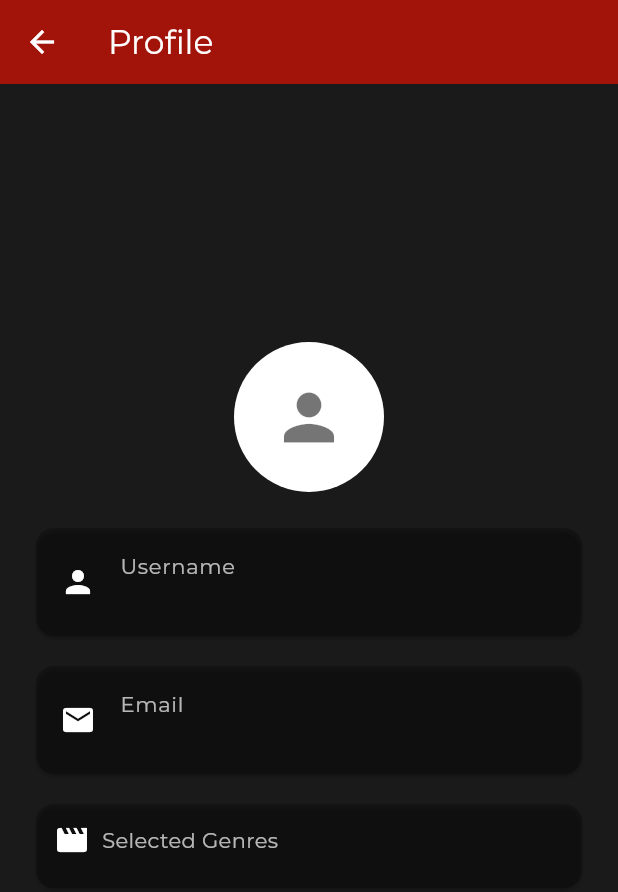
After one commit to FilmMate/frontend, a Flutter app: the ScreenAccounts screen opened directly, after a tap on "Your Profile", on a phone screen of 412 x 824 dp. The commit adds this screen. Shown: the top 892 px of the screen. Run offline on Flutter 3.47's test engine with Material 3 defaults, Android fonts, the phone set to English and light mode, and no system bars; our stand-ins replace bloc, cached_network_image, carousel_slider, cloud_firestore, dartz, dio and 16 more; accounts and stored records are empty; network calls fail.

Commit message:
updated accounts page

```diff
--- a/lib/infrastructure/home/impl_home.dart
+++ b/lib/infrastructure/home/impl_home.dart
@@ -263,7 +263,6 @@ class ImplHome implements HomeServices {
 
         log("Endpoint: ${EndPoints.getMovie}");
         log("Response status code: ${response.statusCode}");
-        log("Movie data: ${response.data.toString()}");
 
         if (response.statusCode == 200 || response.statusCode == 203) {
           final result = TMDB.fromJson(response.data);
@@ -308,7 +307,6 @@ class ImplHome implements HomeServices {
 
         log("Endpoint: ${EndPoints.getMovie}");
         log("Response status code: ${response.statusCode}");
-        log("Movie data: ${response.data.toString()}");
 
         if (response.statusCode == 200 || response.statusCode == 203) {
           final result = TMDB.fromJson(response.data);
@@ -360,8 +358,7 @@ class ImplHome implements HomeServices {
           EndPoints.genreSearch,
           queryParameters: params,
         );
-        log("Endpoint: ${EndPoints.getMovie}");
-        log("Response status code: ${response.statusCode}");
+
         log("Language filter with gid = $gid -> success");
         if (response.statusCode == 200 || response.statusCode == 203) {
           final result = TMDB.fromJson(response.data);
--- a/lib/presentation/accounts/accounts.dart
+++ b/lib/presentation/accounts/accounts.dart
@@ -1,16 +1,130 @@
 import 'dart:developer';
+import 'package:cloud_firestore/cloud_firestore.dart';
 import 'package:film_mate/application/home/home_bloc.dart';
 import 'package:film_mate/core/colors.dart';
 import 'package:film_mate/core/constants.dart';
+import 'package:film_mate/presentation/accounts/widgets/about.dart';
+import 'package:film_mate/presentation/accounts/widgets/profile.dart';
 import 'package:film_mate/presentation/user/login_and_register.dart';
 import 'package:firebase_auth/firebase_auth.dart';
 import 'package:flutter/material.dart';
+import 'package:flutter/services.dart';
 import 'package:flutter_bloc/flutter_bloc.dart';
 import 'package:google_sign_in/google_sign_in.dart';
 import 'package:shared_preferences/shared_preferences.dart';
+import 'package:package_info_plus/package_info_plus.dart';
+import 'package:url_launcher/url_launcher.dart';
 
-class ScreenAccounts extends StatelessWidget {
+class ScreenAccounts extends StatefulWidget {
   const ScreenAccounts({super.key});
+
+  @override
+  State<ScreenAccounts> createState() => _ScreenAccountsState();
+}
+
+class _ScreenAccountsState extends State<ScreenAccounts> {
+  Future<void> _launchUrl() async {
+    final Uri url = Uri.parse('https://github.com/FilmMate');
+    if (!await launchUrl(url, mode: LaunchMode.externalApplication)) {
+      throw Exception('Could not launch url');
+    }
+  }
+
+  void _reset() {
+    Navigator.pop(context);
+    BlocProvider.of<HomeBloc>(context).add(HomeEvent.resetAll());
+  }
+
+  void logOut() async {
+    BlocProvider.of<HomeBloc>(context).add(HomeEvent.resetAll());
+    log("log out");
+    await GoogleSignIn().signOut();
+    FirebaseAuth.instance.signOut();
+    final SharedPreferences prefs = await SharedPreferences.getInstance();
+    await prefs.setBool('isLoggedIn', false);
+    await prefs.remove('currentUser');
+    _navigate(
+      widget: ScreenLoginAndRegister(),
+    );
+  }
+
+  void _navigate({required Widget widget}) {
+    Navigator.of(context).pushAndRemoveUntil(
+      MaterialPageRoute(
+        builder: (context) => widget,
+      ),
+      (route) => false,
+    );
+  }
+
+  void _showResetDialog() {
+    HapticFeedback.lightImpact();
+    showDialog(
+      context: context,
+      builder: (context) => AlertDialog(
+        title: const Text(
+          "Reset your Preferences",
+          textAlign: TextAlign.center,
+          style: TextStyle(
+              fontWeight: FontWeight.bold, color: kSelectedBackgroundColor),
+        ),
+        content: const Text(
+          textAlign: TextAlign.justify,
+          "By clicking 'Reset', all your saved genre preferences will be reset",
+          style: TextStyle(fontWeight: FontWeight.w800),
+        ),
+        actions: [
+          TextButton(
+            onPressed: () => Navigator.pop(context),
+            child:
+                const Text("Cancel", style: TextStyle(color: Colors.black87)),
+          ),
+          TextButton(
+            onPressed: () async {
+              try {
+                User? user = FirebaseAuth.instance.currentUser;
+                if (user != null) {
+                  String uid = user.uid;
+
+                  await FirebaseFirestore.instance
+                      .collection('users')
+                      .doc(uid)
+                      .update({
+                    'genre': [],
+                  });
+                  _reset();
+                  log('Genre field cleared successfully.');
+                } else {
+                  log('No user is signed in.');
+                }
+              } catch (e) {
+                log('Error clearing genre field: $e');
+              }
+            },
+            child: const Text("Reset",
+                style:
+                    TextStyle(color: Colors.red, fontWeight: FontWeight.bold)),
+          ),
+        ],
+      ),
+    );
+  }
+
+  Future<void> getVersionInfo() async {
+    PackageInfo packageInfo = await PackageInfo.fromPlatform();
+    String version = packageInfo.version;
+    setState(() {
+      appVersion = version;
+    });
+  }
+
+  late String appVersion = "0.0.0";
+
+  @override
+  void initState() {
+    super.initState();
+    getVersionInfo();
+  }
 
   @override
   Widget build(BuildContext context) {
@@ -28,8 +142,8 @@ class ScreenAccounts extends StatelessWidget {
               child: Image.asset(
                 'lib/assets/logo.png',
               )),
-          const Text(
-            "FilmMate : version 1.54.0+1",
+          Text(
+            "FilmMate : $appVersion ",
             style: TextStyle(color: kWhite),
           ),
           Padding(
@@ -38,29 +152,61 @@ class ScreenAccounts extends StatelessWidget {
               mainAxisAlignment: MainAxisAlignment.start,
               crossAxisAlignment: CrossAxisAlignment.start,
               children: [
-                const Text(
-                  textAlign: TextAlign.justify,
-                  "S6 IT VJCET, Group 4 : Mini Project",
-                  style: TextStyle(
-                    color: kWhite,
+                Divider(),
+                GestureDetector(
+                  onTap: () {
+                    Navigator.of(context).push(MaterialPageRoute(
+                        builder: (context) => ScreenProfile()));
+                  },
+                  child: SizedBox(
+                    width: size.width,
+                    child: Text(
+                      "Your Profile",
+                      style: TextStyle(color: kWhite),
+                    ),
                   ),
                 ),
                 kHeightXS,
-                const Text(
-                  textAlign: TextAlign.justify,
-                  "Film mate is a personalized platform for discovering your next favourite movies and TV shows. Embark on a journey of exploring personalized movie and TV show recommendations, trending releases, and exciting trailers—all within a secure and user-friendly platform.",
-                  style: TextStyle(
-                    color: kWhite,
+                Divider(),
+                kHeightXS,
+                GestureDetector(
+                  onTap: () {
+                    Navigator.of(context).push(
+                        MaterialPageRoute(builder: (context) => ScreenAbout()));
+                  },
+                  child: SizedBox(
+                    width: size.width,
+                    child: Text(
+                      "About FilmMate",
+                      style: TextStyle(color: kWhite),
+                    ),
                   ),
                 ),
+                Divider(),
                 kHeightS,
-                const Text(
-                  textAlign: TextAlign.justify,
-                  "Project Guide : Mrs. Salini Dev P. V\n\nGroup Members\n\nAkshay Shine Krishna- VJC21IT006\nJoshua Johny- VJC21IT038\nNikhil S- VJC21IT049\nNiya Brijith James- VJC21IT050",
-                  style: TextStyle(
-                    color: kWhite,
+                GestureDetector(
+                  onTap: _showResetDialog,
+                  child: SizedBox(
+                    width: size.width,
+                    child: Text(
+                      "Reset Preferences",
+                      style: TextStyle(color: kWhite),
+                    ),
                   ),
                 ),
+                Divider(),
+                kHeightS,
+                GestureDetector(
+                  onTap: _launchUrl,
+                  child: SizedBox(
+                    width: size.width,
+                    child: Text(
+                      "Visit GitHub",
+                      style: TextStyle(color: kWhite),
+                    ),
+                  ),
+                ),
+                Divider(),
                 kHeightS,
                 SizedBox(
                   width: size.width,
@@ -70,24 +216,7 @@ class ScreenAccounts extends StatelessWidget {
                         backgroundColor: WidgetStateProperty.all<Color>(
                             kSelectedBackgroundColor), // Set background color
                       ),
-                      onPressed: () async {
-                        BlocProvider.of<HomeBloc>(context)
-                            .add(HomeEvent.resetAll());
-                        log("log out");
-                        await GoogleSignIn().signOut();
-                        FirebaseAuth.instance.signOut();
-                        final SharedPreferences prefs =
-                            await SharedPreferences.getInstance();
-                        await prefs.setBool('isLoggedIn', false);
-                        await prefs.remove('currentUser');
-                        await Navigator.of(context).pushAndRemoveUntil(
-                          MaterialPageRoute(
-                            builder: (context) =>
-                                const ScreenLoginAndRegister(),
-                          ),
-                          (route) => false,
-                        );
-                      },
+                      onPressed: logOut,
                       child: const Text(
                         "Log out",
                         style: TextStyle(
--- /dev/null
+++ b/lib/presentation/accounts/widgets/profile.dart
@@ -0,0 +1,128 @@
+import 'dart:developer';
+
+import 'package:cloud_firestore/cloud_firestore.dart';
+import 'package:firebase_auth/firebase_auth.dart';
+import 'package:flutter/material.dart';
+import 'package:film_mate/core/colors.dart';
+
+class ScreenProfile extends StatefulWidget {
+  const ScreenProfile({super.key});
+
+  @override
+  State<ScreenProfile> createState() => _ScreenProfileState();
+}
+
+class _ScreenProfileState extends State<ScreenProfile> {
+  String userName = '';
+  String email = '';
+  List<String> genres = [];
+
+  @override
+  void initState() {
+    super.initState();
+    fetchUserData();
+  }
+
+  Future<void> fetchUserData() async {
+    try {
+      String uid = FirebaseAuth.instance.currentUser?.uid ?? '';
+      if (uid.isEmpty) return;
+
+      DocumentSnapshot userDoc =
+          await FirebaseFirestore.instance.collection('users').doc(uid).get();
+
+      if (userDoc.exists) {
+        Map<String, dynamic> data = userDoc.data() as Map<String, dynamic>;
+        setState(() {
+          userName = data['user_name'] ?? 'Unknown';
+          email = data['email'] ?? 'No Email';
+          genres = (data['genre'] as List<dynamic>?)
+                  ?.map((g) => g['name'] as String)
+                  .toList() ??
+              [];
+        });
+      }
+    } catch (e) {
+      log('Error fetching user data: $e');
+    }
+  }
+
+  @override
+  Widget build(BuildContext context) {
+    return Scaffold(
+      appBar: AppBar(
+        backgroundColor: kSelectedBackgroundColor,
+        foregroundColor: Colors.white,
+        title: const Text("Profile"),
+        elevation: 0,
+      ),
+      extendBodyBehindAppBar: true,
+      body: Center(
+        child: Padding(
+          padding: const EdgeInsets.symmetric(horizontal: 20.0),
+          child: Column(
+            mainAxisAlignment: MainAxisAlignment.center,
+            children: [
+              const CircleAvatar(
+                radius: 50,
+                backgroundColor: Colors.white,
+                child: Icon(Icons.person, size: 50, color: Colors.black54),
+              ),
+              const SizedBox(height: 20),
+              _buildInfoCard(Icons.person, "Username", userName),
+              const SizedBox(height: 12),
+              _buildInfoCard(Icons.email, "Email", email),
+              const SizedBox(height: 12),
+              _buildGenresCard(),
+            ],
+          ),
+        ),
+      ),
+    );
+  }
+
+  Widget _buildInfoCard(IconData icon, String label, String value) {
+    return Card(
+      color: Colors.black.withValues(alpha: 0.2),
+      shape: RoundedRectangleBorder(borderRadius: BorderRadius.circular(12)),
+      child: ListTile(
+        leading: Icon(icon, color: Colors.white),
+        title: Text(label,
+            style: const TextStyle(color: Colors.white70, fontSize: 14)),
+        subtitle: Text(value,
+            style: const TextStyle(color: Colors.white, fontSize: 16)),
+      ),
+    );
+  }
+
+  Widget _buildGenresCard() {
+    return Card(
+      color: Colors.black.withValues(alpha: 0.2),
+      shape: RoundedRectangleBorder(borderRadius: BorderRadius.circular(12)),
+      child: Padding(
+        padding: const EdgeInsets.all(12.0),
+        child: Column(
+          crossAxisAlignment: CrossAxisAlignment.start,
+          children: [
+            const Row(
+              children: [
+                Icon(Icons.movie, color: Colors.white),
+                SizedBox(width: 8),
+                Text("Selected Genres",
+                    style: TextStyle(color: Colors.white70, fontSize: 14)),
+              ],
+            ),
+            const SizedBox(height: 8),
+            ...genres.map((genre) => Padding(
+                  padding: const EdgeInsets.symmetric(vertical: 4.0),
+                  child: Text(
+                    "- $genre",
+                    style: const TextStyle(color: Colors.white, fontSize: 16),
+                  ),
+                )),
+          ],
+        ),
+      ),
+    );
+  }
+}
--- a/pubspec.yaml
+++ b/pubspec.yaml
@@ -16,7 +16,7 @@ publish_to: 'none' # Remove this line if you wish to publish to pub.dev
 # https://developer.apple.com/library/archive/documentation/General/Reference/InfoPlistKeyReference/Articles/CoreFoundationKeys.html
 # In Windows, build-name is used as the major, minor, and patch parts
 # of the product and file versions while build-number is used as the build suffix.
-version: 1.89.0+1
+version: 1.90.0+1
 
 environment:
   sdk: '>=3.3.1 <4.0.0'
@@ -51,8 +51,10 @@ dependencies:
   injectable: ^2.4.1
   json_annotation: ^4.8.1
   json_serializable: ^6.7.1
+  package_info_plus: ^8.3.0
   shared_preferences: ^2.2.3
   shimmer: ^3.0.0
+  url_launcher: ^6.3.1
   youtube_player_flutter: ^9.0.1
 
 dev_dependencies:
```
Also changed, not shown: lib/presentation/accounts/widgets/about.dart (added, +105 -0 lines), lib/presentation/user/widgets/login.dart (+37 -18 lines), lib/assets/pics/girrafe.jpg (added), lib/assets/pics/koala.jpg (added), lib/assets/pics/panda.jpg (added), lib/assets/pics/tiger.png (added), pubspec.lock, 9 other files.
